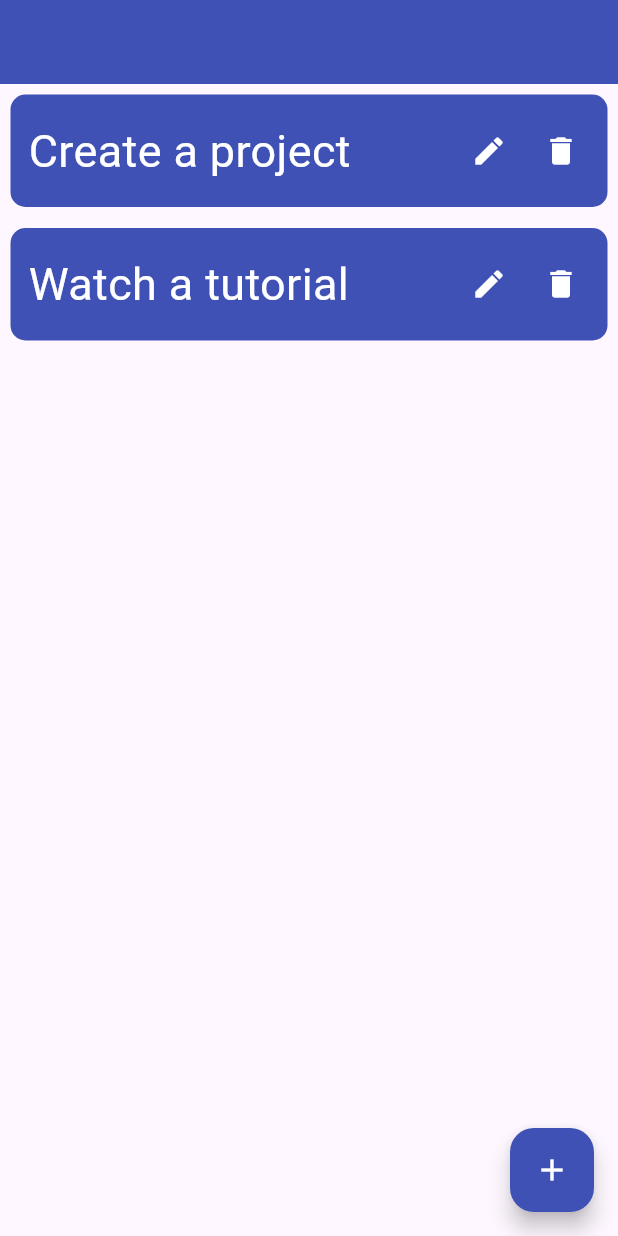
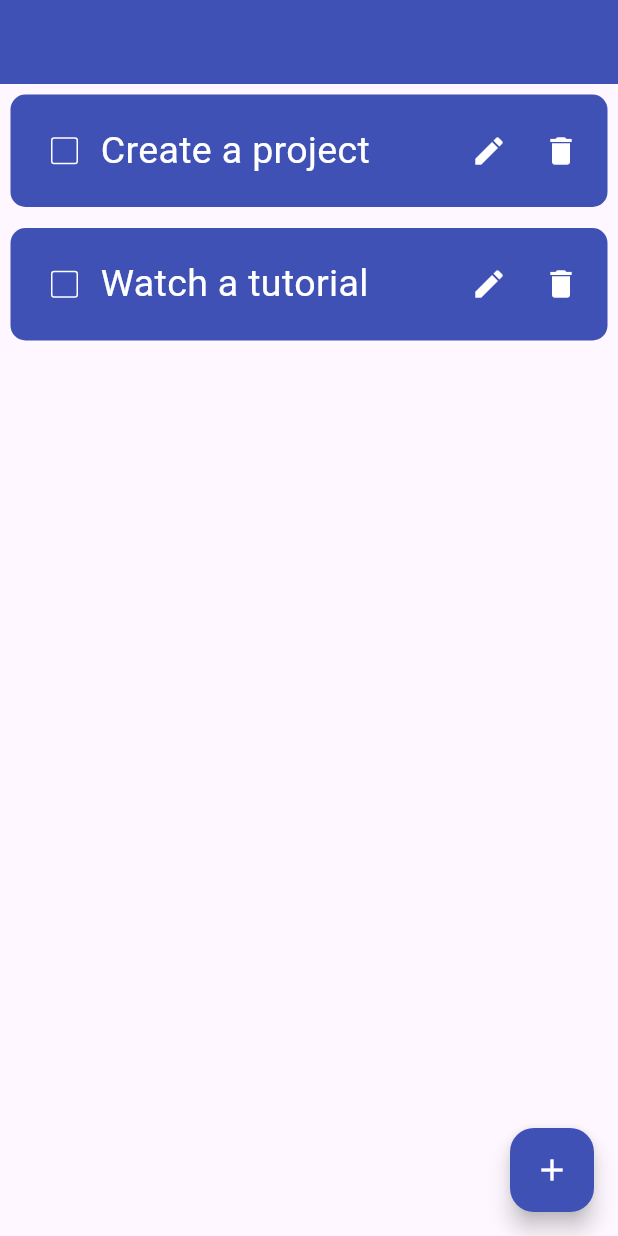
Before and after one commit to abscertainty/todolist, a Flutter app: the screen it shows after launch, on a phone screen of 412 x 824 dp. Run offline on Flutter 3.47's test engine with Material 3 defaults, Android fonts, the phone set to English and light mode, and no system bars.

Commit message:
added check box functionality

```diff
--- a/lib/todo_tile.dart
+++ b/lib/todo_tile.dart
@@ -20,6 +20,7 @@ class _TodoTileState extends State<TodoTile> {
   String? _content;
   VoidCallback? onEdit;
   VoidCallback? onDelete;
+  bool checkBoxValue = false;
   @override
   void initState() {
     super.initState();
@@ -43,11 +44,28 @@ class _TodoTileState extends State<TodoTile> {
       ),
       child: Row(
         children: [
+          Checkbox(
+            checkColor: Colors.indigo,
+            activeColor: Colors.white,
+            side: BorderSide(
+              color: Colors.white,
+            ),
+            value: checkBoxValue,
+            onChanged: (value) {
+              setState(() {
+                checkBoxValue = value ?? false;
+              });
+            },
+          ),
           Text(
             _content ?? "Null",
             style: TextStyle(
               color: Colors.white,
-              fontSize: 30,
+              fontSize: 25,
+              decoration: checkBoxValue
+                  ? TextDecoration.lineThrough
+                  : TextDecoration.none,
+              decorationColor: Colors.white,
             ),
             textAlign: TextAlign.start,
           ),
```
